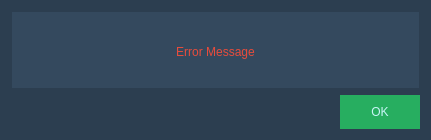
First picture: the form in source/dialogs/message_ui.ui, repository 5l1v3r1/Moderat, before the edit.
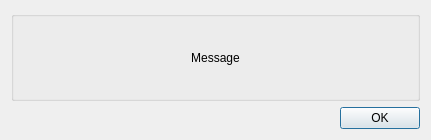
Second picture: the form after the edit. Icons and pictures are not drawn.

What changed in the file:
```diff
--- a/source/dialogs/message_ui.ui
+++ b/source/dialogs/message_ui.ui
@@ -17,10 +17,6 @@
    <iconset resource="../res.qrc">
     <normaloff>:/icons/assets/logo.png</normaloff>:/icons/assets/logo.png</iconset>
   </property>
-  <property name="styleSheet">
-   <string notr="true">background-color: #2c3e50;
-color: #c9f5f7;</string>
-  </property>
   <layout class="QGridLayout" name="gridLayout_2">
    <item row="1" column="1">
     <widget class="QPushButton" name="okButton">
@@ -30,19 +26,6 @@
        <height>0</height>
       </size>
      </property>
-     <property name="styleSheet">
-      <string notr="true">QPushButton#okButton {
-			background-color: #27ae60;
-			border: none;
-			border-radius: none;
-			padding: 10px;
-			margin: 0px;
-            }
-
-QPushButton#okButton:pressed {
-            background-color: #2ecc71;
-            }</string>
-     </property>
      <property name="text">
       <string>OK</string>
      </property>
@@ -69,22 +52,14 @@
    </item>
    <item row="0" column="0" colspan="2">
     <widget class="QGroupBox" name="usernameGroup">
-     <property name="styleSheet">
-      <string notr="true">background-color: #34495e;
-border: 1px solid #2c3e50;
-padding: -3px;</string>
-     </property>
      <property name="title">
       <string/>
      </property>
      <layout class="QGridLayout" name="gridLayout">
       <item row="0" column="0">
        <widget class="QLabel" name="errorLabel">
-        <property name="styleSheet">
-         <string notr="true">color: #e74c3c; border: none;</string>
-        </property>
         <property name="text">
-         <string>Error Message</string>
+         <string>Message</string>
         </property>
         <property name="alignment">
          <set>Qt::AlignCenter</set>
```
